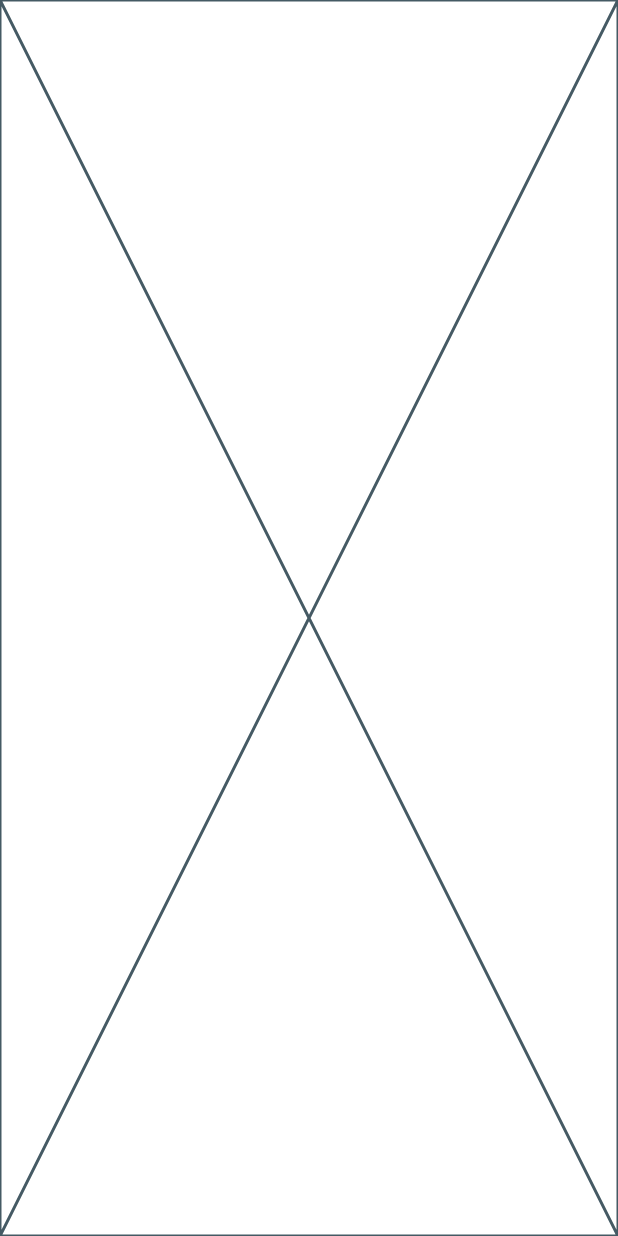
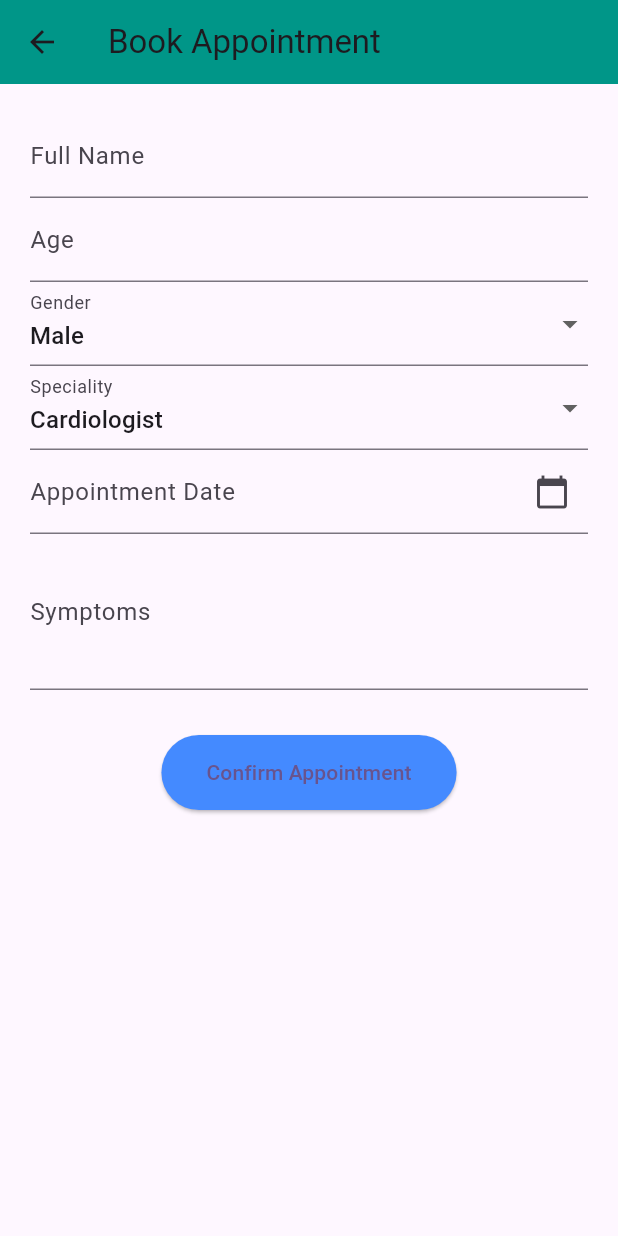
Before and after one commit to mahrukh-dev/healthease, a Flutter app: the screen it shows after launch, after a tap on "Book Appointment", on a phone screen of 412 x 824 dp. Run offline on Flutter 3.47's test engine with Material 3 defaults, Android fonts, the phone set to English and light mode, and no system bars.

Commit message:
appointment booking screen

```diff
--- a/lib/screens/appointment_booking_screen.dart
+++ b/lib/screens/appointment_booking_screen.dart
@@ -1,4 +1,8 @@
 import 'package:flutter/material.dart';
+import 'package:healthease/models/appointment_model.dart';
+import 'package:healthease/screens/appointment_confirmation_screen.dart';
+import 'package:healthease/theme/app_colors.dart';
+import 'package:intl/intl.dart';
 
 class AppointmentBookingScreen extends StatefulWidget {
   const AppointmentBookingScreen({super.key});
@@ -8,8 +12,117 @@ class AppointmentBookingScreen extends StatefulWidget {
 }
 
 class _AppointmentBookingScreenState extends State<AppointmentBookingScreen> {
+
+  final _formKey = GlobalKey<FormState>();
+
+  final TextEditingController _nameController = TextEditingController();
+  final TextEditingController _ageController = TextEditingController();
+  final TextEditingController _symptomsController = TextEditingController();
+  final TextEditingController _dateController = TextEditingController();
+
+  String _gender = 'Male';
+  String _speciality = 'Cardiologist';
+
+  Future<void> _selectDate(BuildContext context) async {
+    final DateTime? picked = await showDatePicker(
+      context: context,
+      firstDate: DateTime.now(),
+      lastDate: DateTime(2100),
+      initialDate: DateTime.now()
+    );
+    if (picked != null){
+      setState(() {
+        _dateController.text = DateFormat('MMMM dd, yyyy').format(picked);
+      });
+    }
+  }
+
+  void _confirmAppointment() {
+    if(_formKey.currentState!.validate()){
+      AppointmentModel appointment = AppointmentModel(
+          fullName: _nameController.text.trim(),
+          age: int.parse(_ageController.text.trim()),
+          gender: _gender,
+          speciality: _speciality,
+          appointmentDate: _dateController.text.trim(),
+          symptoms: _symptomsController.text.trim()
+      );
+      Navigator.push(
+        context,
+        MaterialPageRoute(builder: (_) => AppointmentConfirmationScreen(appointment: appointment)),
+      );
+    }
+  }
+
   @override
   Widget build(BuildContext context) {
-    return const Placeholder();
+    return Scaffold(
+      appBar: AppBar(
+        title: Text('Book Appointment'),
+        backgroundColor: AppColors.primaryColor,
+      ),
+      body: SingleChildScrollView(
+        padding: EdgeInsets.all(20.0),
+        child: Form(
+          key: _formKey,
+          child: Column(
+            children: [
+              TextFormField(
+                controller: _nameController,
+                decoration: InputDecoration(labelText: 'Full Name'),
+                validator: (value) => value!.isEmpty ? 'Name is required' : null,
+              ),
+              TextFormField(
+                controller: _ageController,
+                decoration: InputDecoration(labelText: 'Age'),
+                validator: (value){
+                  if(value == null || value.isEmpty){
+                    return 'Age is required';
+                  }
+                  final age = int.tryParse(value);
+                  return (age == null || age <=0 ) ? 'Enter a valid age' : null;
+                },
+              ),
+              DropdownButtonFormField<String>(
+                value: _gender,
+                items: ['Male', 'Female', 'Other'].map((g)=> DropdownMenuItem(value: g, child: Text(g))).toList(),
+                onChanged: (val) => setState(() => _gender = val!),
+                decoration: InputDecoration(labelText: 'Gender'),
+              ),
+              DropdownButtonFormField<String>(
+                value: _speciality,
+                items: ['Cardiologist', 'Dentist', 'Dermatologist', 'Oncologist', 'Other'].map((s)=> DropdownMenuItem(value: s, child: Text(s))).toList(),
+                onChanged: (val) => setState(() => _speciality = val!),
+                decoration: InputDecoration(labelText: 'Speciality'),
+              ),
+              TextFormField(
+                controller: _dateController,
+                readOnly: true,
+                decoration: InputDecoration(
+                    labelText: 'Appointment Date',
+                    suffixIcon: Icon(Icons.calendar_today),
+                ),
+                onTap: () => _selectDate(context),
+                validator: (value) => value!.isEmpty ? 'Date is required' : null,
+              ),
+              TextFormField(
+                controller: _symptomsController,
+                maxLines: 3,
+                decoration: InputDecoration(labelText: 'Symptoms'),
+              ),
+              SizedBox(height: 30),
+              ElevatedButton(
+                  onPressed: _confirmAppointment,
+                  style: ElevatedButton.styleFrom(
+                    backgroundColor: AppColors.secondaryColor,
+                    padding: EdgeInsets.symmetric(horizontal: 30, vertical: 15),
+                  ),
+                  child: Text('Confirm Appointment'),
+              )
+            ],
+          ),
+        ),
+      ),
+    );
   }
 }
--- a/pubspec.yaml
+++ b/pubspec.yaml
@@ -13,6 +13,7 @@ dependencies:
   flutter:
     sdk: flutter
   cupertino_icons: ^1.0.8
+  intl: ^0.18.1
 
 dev_dependencies:
   flutter_test:
```
